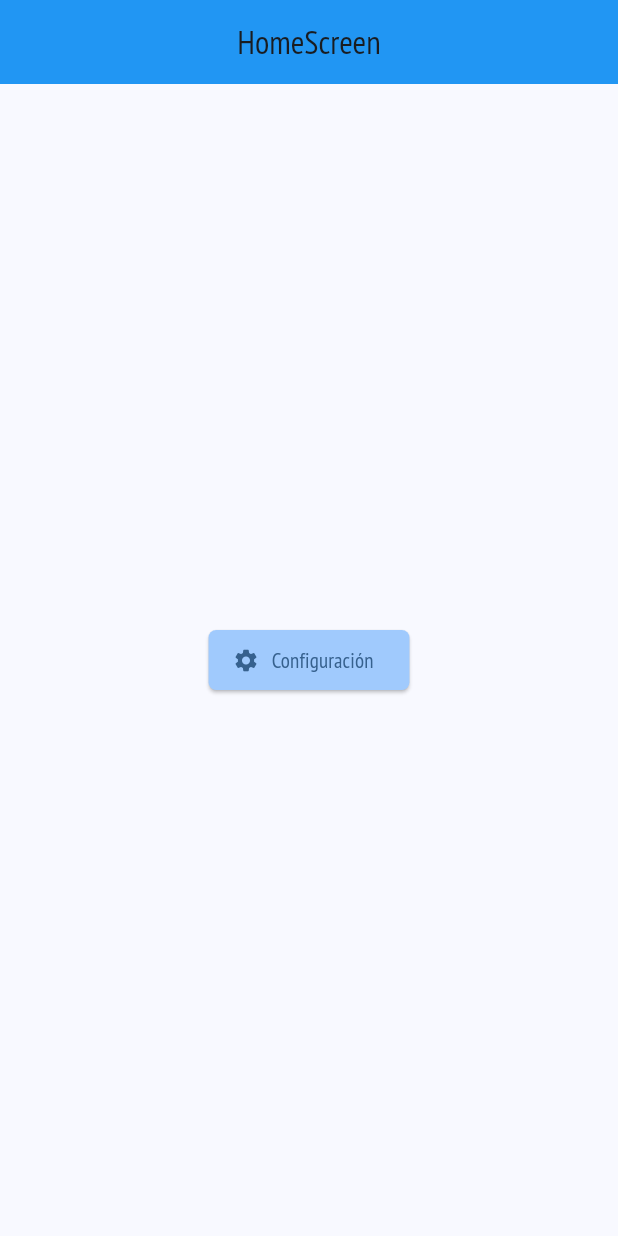
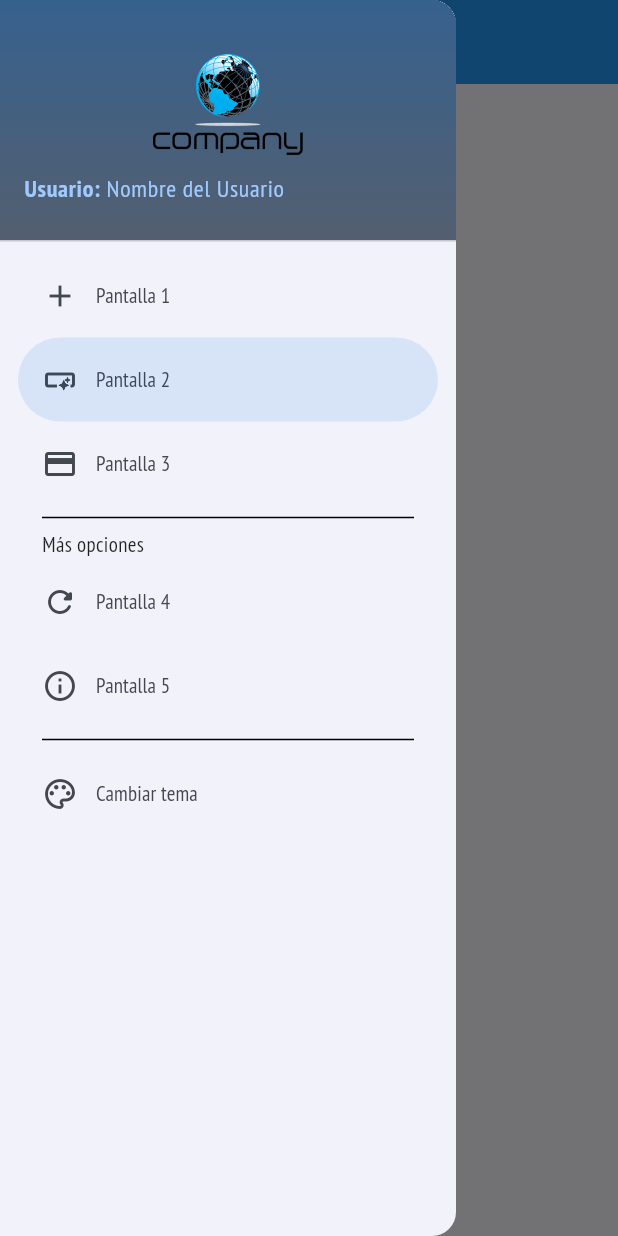
Before and after one commit to LuisPulenta/material3_app, a Flutter app: the screen it shows after launch, with the side drawer open (before the commit the screen has no drawer), on a phone screen of 412 x 824 dp. Run offline on Flutter 3.47's test engine with Material 2 defaults, Android fonts, the phone set to English and light mode, and no system bars; our stand-ins replace go_router.

Commit message:
Menú lateral

```diff
--- /dev/null
+++ b/lib/config/menu/menu_items.dart
@@ -0,0 +1,47 @@
+import 'package:flutter/material.dart';
+
+class MenuItem {
+  final String title;
+  final String subtitle;
+  final String link;
+  final IconData icon;
+
+  const MenuItem(
+      {required this.title,
+      required this.subtitle,
+      required this.link,
+      required this.icon});
+}
+
+const List<MenuItem> appMenuItems = <MenuItem>[
+  MenuItem(
+      title: 'Pantalla 1',
+      subtitle: 'Subtìtulo de la Pantalla 1',
+      link: '/pantalla1',
+      icon: Icons.add),
+  MenuItem(
+      title: 'Pantalla 2',
+      subtitle: 'Subtìtulo de la Pantalla 2',
+      link: '/pantalla2',
+      icon: Icons.smart_button_outlined),
+  MenuItem(
+      title: 'Pantalla 3',
+      subtitle: 'Subtìtulo de la Pantalla 3',
+      link: '/pantalla3',
+      icon: Icons.credit_card),
+  MenuItem(
+      title: 'Pantalla 4',
+      subtitle: 'Subtìtulo de la Pantalla 4',
+      link: '/pantalla4',
+      icon: Icons.refresh_rounded),
+  MenuItem(
+      title: 'Pantalla 5',
+      subtitle: 'Subtìtulo de la Pantalla 5',
+      link: '/pantalla5',
+      icon: Icons.info_outline),
+  MenuItem(
+      title: 'Cambiar tema',
+      subtitle: 'Cambiar tema de la Aplicación',
+      link: '/theme-changer',
+      icon: Icons.color_lens_outlined),
+];
--- a/lib/presentation/screens/home_screen.dart
+++ b/lib/presentation/screens/home_screen.dart
@@ -13,8 +13,29 @@ class HomeScreen extends StatelessWidget {
         title: const Text('HomeScreen'),
         centerTitle: true,
       ),
-      body: Center(
-        child: CustomButton(
+      body: _HomeView(colors: colors),
+      drawer: const SideMenu(),
+    );
+  }
+}
+
+//---------------------------------------------------------------
+//-------------------------- _HomeView --------------------------
+//---------------------------------------------------------------
+class _HomeView extends StatelessWidget {
+  const _HomeView({
+    required this.colors,
+  });
+
+  final ColorScheme colors;
+
+  @override
+  Widget build(BuildContext context) {
+    return Center(
+      child: Column(
+        mainAxisAlignment: MainAxisAlignment.center,
+        children: [
+          CustomButton(
             color: colors.inversePrimary,
             text: 'Configuración',
             icon: Icons.settings,
@@ -22,6 +43,37 @@ class HomeScreen extends StatelessWidget {
               context.push('/theme');
             },
           ),
+          CustomButton(
+            color: colors.inversePrimary,
+            text: 'SnackBar',
+            icon: Icons.messenger_outline_outlined,
+            onPressed: () {
+              final snack = CustomSnackbar(
+                message: 'Esto es un mensaje!!',
+                color: colors.primary,
+              );
+              ScaffoldMessenger.of(context).clearSnackBars();
+              ScaffoldMessenger.of(context).showSnackBar(snack);
+              return;
+            },
+          ),
+          CustomButton(
+            color: colors.inversePrimary,
+            text: 'Cuadro de diálogo',
+            icon: Icons.question_mark,
+            onPressed: () {
+              openDialog(
+                context: context,
+                title: 'Está seguro???',
+                message: 'Lorem Ipsum es simplemente el texto de relleno.',
+                onPressed: () {
+                  Navigator.pop(context);
+                  context.push('/theme');
+                },
+              );
+            },
+          ),
+        ],
       ),
     );
   }
--- /dev/null
+++ b/lib/presentation/widgets/custom_dialog.dart
@@ -0,0 +1,26 @@
+import 'package:flutter/material.dart';
+
+void openDialog(
+    {required BuildContext context,
+    required String title,
+    required String message,
+    required VoidCallback onPressed}) {
+  showDialog(
+    barrierDismissible: false,
+    context: context,
+    builder: (context) => AlertDialog(
+      title: Text(title),
+      content: Text(message),
+      actions: [
+        TextButton(
+          onPressed: () => Navigator.pop(context),
+          child: const Text('Cancelar'),
+        ),
+        FilledButton(
+          onPressed: onPressed,
+          child: const Text('Aceptar'),
+        ),
+      ],
+    ),
+  );
+}
--- /dev/null
+++ b/lib/presentation/widgets/custom_snackbar.dart
@@ -0,0 +1,24 @@
+import 'package:flutter/material.dart';
+
+class CustomSnackbar extends SnackBar {
+  CustomSnackbar(
+      {Key? key,
+      required String message,
+      required Color color,
+      String btnLabel = 'Aceptar',
+      Duration duration = const Duration(seconds: 2),
+      VoidCallback? onOk})
+      : super(
+          key: key,
+          content: Text(message),
+          backgroundColor: color,
+          duration: duration,
+          action: SnackBarAction(
+              label: btnLabel,
+              onPressed: () {
+                if (onOk != null) {
+                  onOk();
+                }
+              }),
+        );
+}
--- /dev/null
+++ b/lib/presentation/widgets/side_menu.dart
@@ -0,0 +1,143 @@
+import 'package:flutter/material.dart';
+import 'package:material3_app/config/menu/menu_items.dart';
+
+class SideMenu extends StatefulWidget {
+  const SideMenu({Key? key}) : super(key: key);
+
+  @override
+  State<SideMenu> createState() => _SideMenuState();
+}
+
+class _SideMenuState extends State<SideMenu> {
+  //---------------------------------------------------------
+  //------------------- Variables ---------------------------
+  //---------------------------------------------------------
+
+  int navDraweIndex = 1;
+
+  //---------------------------------------------------------
+  //------------------- iniState ----------------------------
+  //---------------------------------------------------------
+
+  //---------------------------------------------------------
+  //------------------- Pantalla ----------------------------
+  //---------------------------------------------------------
+  @override
+  Widget build(BuildContext context) {
+    final colors = Theme.of(context).colorScheme;
+    return NavigationDrawer(
+        selectedIndex: navDraweIndex,
+        onDestinationSelected: (value) {
+          setState(() {
+            navDraweIndex = value;
+          });
+        },
+        children: [
+          _CustomDrawerHeader(colors: colors),
+          // const NavigationDrawerDestination(
+          //   icon: Icon(Icons.home),
+          //   label: Text('Home Screen'),
+          // ),
+          // const NavigationDrawerDestination(
+          //   icon: Icon(Icons.person),
+          //   label: Text('Usuarios'),
+          // ),
+          // const NavigationDrawerDestination(
+          //   icon: Icon(Icons.settings),
+          //   label: Text('Configuración'),
+          // ),
+
+          ...appMenuItems.sublist(0, 3).map(
+                (e) => NavigationDrawerDestination(
+                  icon: Icon(e.icon),
+                  label: Text(e.title),
+                ),
+              ),
+          const Padding(
+            padding: EdgeInsets.fromLTRB(28, 0, 28, 0),
+            child: Divider(
+              color: Colors.black,
+            ),
+          ),
+          const Padding(
+            padding: EdgeInsets.fromLTRB(28, 0, 28, 0),
+            child: Text('Más opciones'),
+          ),
+          ...appMenuItems.sublist(3, 5).map(
+                (e) => NavigationDrawerDestination(
+                  icon: Icon(e.icon),
+                  label: Text(e.title),
+                ),
+              ),
+          const Padding(
+            padding: EdgeInsets.fromLTRB(28, 0, 28, 0),
+            child: Divider(
+              color: Colors.black,
+            ),
+          ),
+          ...appMenuItems.sublist(5).map(
+                (e) => NavigationDrawerDestination(
+                  icon: Icon(e.icon),
+                  label: Text(e.title),
+                ),
+              ),
+        ]);
+  }
+}
+
+//------------------------------------------------------------
+//--------------------- _CustomDrawerHeader ------------------
+//------------------------------------------------------------
+
+class _CustomDrawerHeader extends StatelessWidget {
+  const _CustomDrawerHeader({
+    required this.colors,
+  });
+
+  final ColorScheme colors;
+
+  @override
+  Widget build(BuildContext context) {
+    return DrawerHeader(
+      decoration: BoxDecoration(
+        //color: colors.primary,
+        gradient: LinearGradient(
+          begin: Alignment.topCenter,
+          end: Alignment.bottomCenter,
+          colors: [
+            colors.primary,
+            colors.secondary,
+          ],
+        ),
+      ),
+      child: Column(
+        children: [
+          const Padding(
+            padding: EdgeInsets.only(top: 20),
+            child: Image(
+              image: AssetImage('assets/logo.png'),
+              width: 100,
+            ),
+          ),
+          Padding(
+            padding: const EdgeInsets.only(top: 10),
+            child: Row(
+              children: [
+                Text(
+                  "Usuario: ",
+                  style: (TextStyle(
+                      color: colors.inversePrimary,
+                      fontWeight: FontWeight.bold)),
+                ),
+                Text(
+                  'Nombre del Usuario',
+                  style: (TextStyle(color: colors.inversePrimary)),
+                ),
+              ],
+            ),
+          ),
+        ],
+      ),
+    );
+  }
+}
--- a/lib/presentation/widgets/widgets.dart
+++ b/lib/presentation/widgets/widgets.dart
@@ -1 +1,4 @@
+export 'package:material3_app/presentation/widgets/side_menu.dart';
 export 'package:material3_app/presentation/widgets/custom_button.dart';
+export 'package:material3_app/presentation/widgets/custom_dialog.dart';
+export 'package:material3_app/presentation/widgets/custom_snackbar.dart';
```
Also changed, not shown: assets/logo.png (added). Lines whose indentation alone changed are shown as unchanged.
